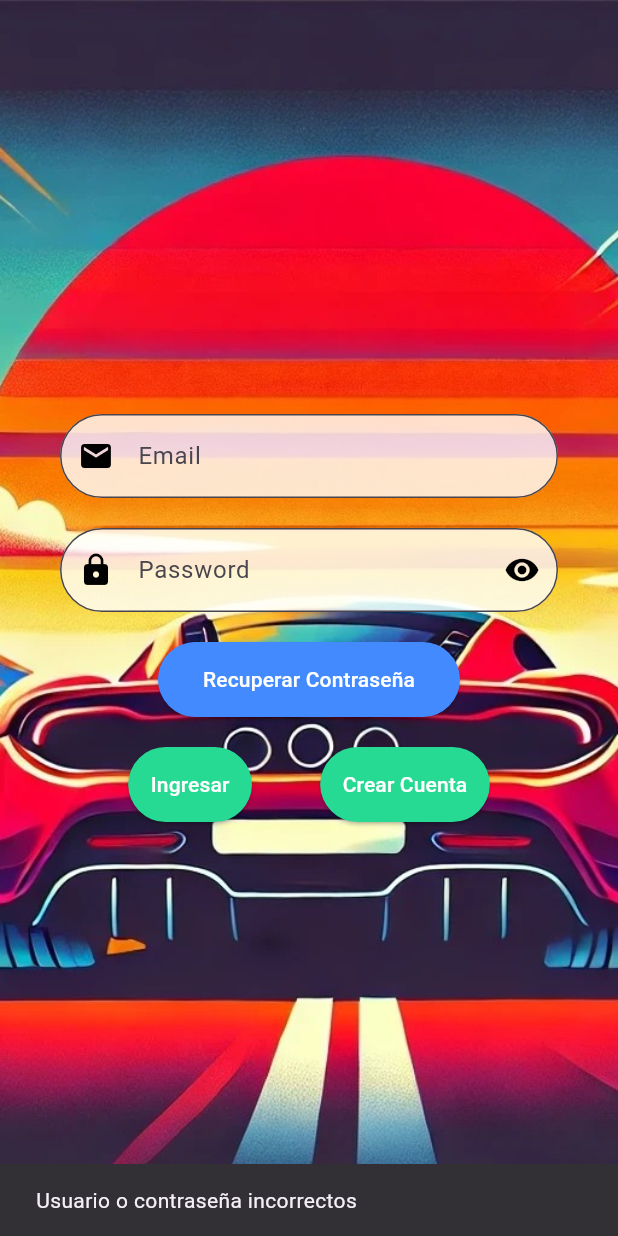
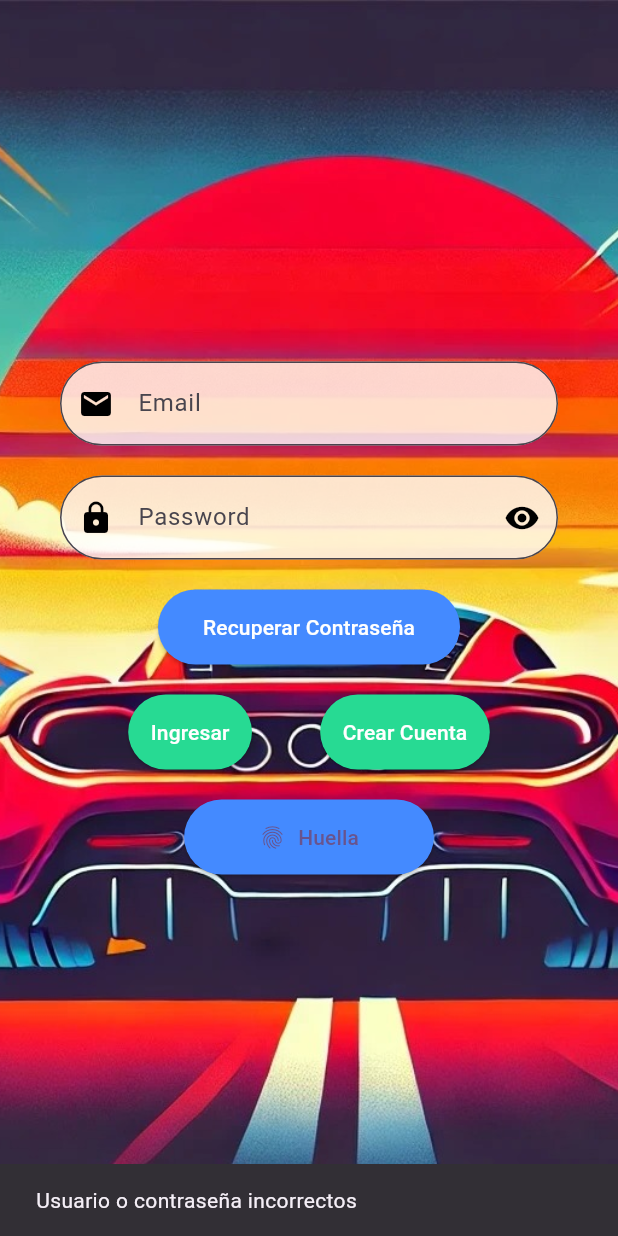
Before and after one commit to jdgaleas1/Moviles, a Flutter app: the screen it shows after launch, after a tap on "Ingresar", on a phone screen of 412 x 824 dp. Run offline on Flutter 3.47's test engine with Material 3 defaults, Android fonts, the light colour scheme and no system bars; our stand-ins replace local_auth.

Commit message:
Huella dactalir

```diff
--- a/lib/View/login.dart
+++ b/lib/View/login.dart
@@ -1,4 +1,5 @@
 import 'package:flutter/material.dart';
+import 'package:local_auth/local_auth.dart';
 import 'package:autos/main.dart';
 
 class LoginPage extends StatefulWidget {
@@ -12,11 +13,12 @@ class _LoginPageState extends State<LoginPage> {
   final TextEditingController _emailController = TextEditingController();
   final TextEditingController _passwordController = TextEditingController();
   bool _obscureText = true;
+  final LocalAuthentication auth = LocalAuthentication();
 
   void _login() {
     // Usuario y contraseña estáticos
     const String staticEmail = 'admin';
-    const String staticPassword = '1234';
+    const String staticPassword = 'password';
 
     if (_emailController.text == staticEmail && _passwordController.text == staticPassword) {
       Navigator.pushReplacement(
@@ -27,6 +29,28 @@ class _LoginPageState extends State<LoginPage> {
       // Muestra un mensaje de error
       ScaffoldMessenger.of(context).showSnackBar(
         const SnackBar(content: Text('Usuario o contraseña incorrectos')),
+      );
+    }
+  }
+
+  Future<void> _authenticate() async {
+    try {
+      final bool didAuthenticate = await auth.authenticate(
+        localizedReason: 'Por favor autentícate para acceder',
+        options: const AuthenticationOptions(
+          biometricOnly: true,
+        ),
+      );
+
+      if (didAuthenticate) {
+        Navigator.pushReplacement(
+          context,
+          MaterialPageRoute(builder: (context) => const MyHomePage(title: 'Alquiler Autos')),
+        );
+      }
+    } catch (e) {
+      ScaffoldMessenger.of(context).showSnackBar(
+        SnackBar(content: Text('Error de autenticación: $e')),
       );
     }
   }
@@ -138,6 +162,19 @@ class _LoginPageState extends State<LoginPage> {
                         ),
                       ],
                     ),
+                    const SizedBox(height: 20),
+                    ElevatedButton.icon(
+                      onPressed: _authenticate,
+                      icon: Icon(Icons.fingerprint),
+                      label: Text('Huella'),
+                      style: ElevatedButton.styleFrom(
+                        backgroundColor: Colors.blueAccent,
+                        padding: const EdgeInsets.symmetric(horizontal: 50, vertical: 15),
+                        shape: RoundedRectangleBorder(
+                          borderRadius: BorderRadius.circular(30.0),
+                        ),
+                      ),
+                    ),
                   ],
                 ),
               ),
--- a/pubspec.yaml
+++ b/pubspec.yaml
@@ -36,6 +36,7 @@ dependencies:
   # The following adds the Cupertino Icons font to your application.
   # Use with the CupertinoIcons class for iOS style icons.
   cupertino_icons: ^1.0.6
+  local_auth: ^2.2.0
 
 dev_dependencies:
   flutter_test:
```
Also changed, not shown: pubspec.lock, 1 other file.
